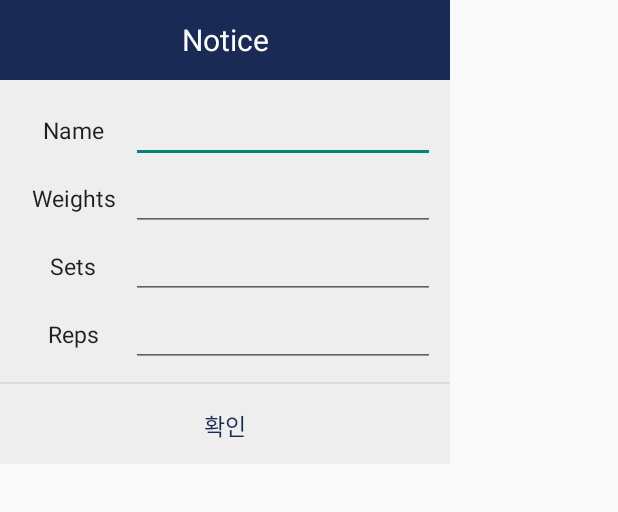
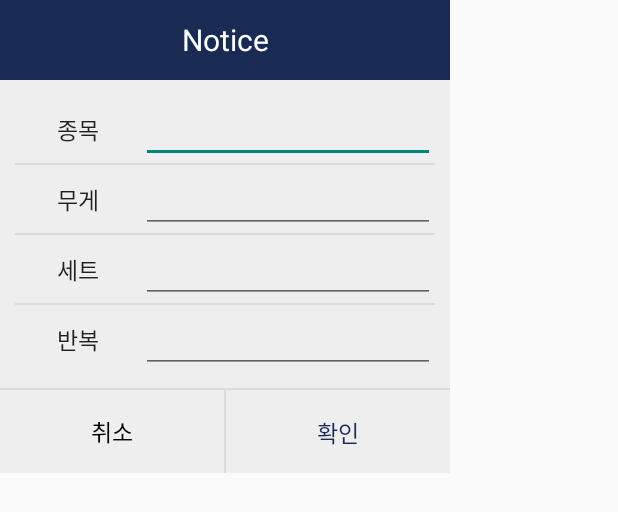
Before and after one commit to StefanoKoo/MyFitnessAssistant, an Android app: the layout activity_pop_up.xml on its own in the app's theme, with its tools: preview values and no code run, on a phone screen of 412 x 824 dp. Shown: the top 512 px of the screen. Run offline under Robolectric (Android 15) with nearby library versions, the phone set to English and light mode, and no system bars.

```diff
--- a/app/src/main/res/layout/activity_pop_up.xml
+++ b/app/src/main/res/layout/activity_pop_up.xml
@@ -27,6 +27,7 @@
         android:orientation="vertical"
         android:layout_width="match_parent"
         android:layout_height="wrap_content">
+
         <LinearLayout
             android:layout_width="match_parent"
             android:layout_height="wrap_content"
@@ -34,20 +35,22 @@
             android:weightSum="100">
             <TextView
                 android:id="@+id/text_view_name"
-                android:text="Name"
-                android:textSize="15dp"
-                android:textColor="#000"
-                android:alpha="0.87"
-                android:gravity="center"
-                android:layout_marginBottom="3dp"
+                android:text="@string/name_workout"
+                android:layout_height="wrap_content"
+                style="@style/TEXTVIEW_STYLE"/>
+            <EditText
+                android:id="@+id/string_name_workout"
                 android:layout_width="0dp"
                 android:layout_height="wrap_content"
-                android:layout_weight="30"/>
-            <EditText
-                android:layout_width="wrap_content"
-                android:layout_height="wrap_content"
-                android:layout_weight="70"/>
+                style="@style/EDITTEXT_STYLE"/>
         </LinearLayout>
+
+
+        <View
+            android:background="#66bdbdbd"
+            android:layout_width="match_parent"
+            android:layout_height="1dp" />
+
         <LinearLayout
             android:layout_width="match_parent"
             android:layout_height="wrap_content"
@@ -55,20 +58,22 @@
             android:weightSum="100">
             <TextView
                 android:id="@+id/text_view_weights"
-                android:text="Weights"
-                android:textSize="15dp"
-                android:textColor="#000"
-                android:alpha="0.87"
-                android:gravity="center"
-                android:layout_marginBottom="3dp"
+                android:text="@string/weight_workout"
+                android:layout_height="wrap_content"
+                style="@style/TEXTVIEW_STYLE"/>
+            <EditText
+                android:id="@+id/double_weight_workout"
                 android:layout_width="0dp"
                 android:layout_height="wrap_content"
-                android:layout_weight="30"/>
-            <EditText
-                android:layout_width="wrap_content"
-                android:layout_height="wrap_content"
-                android:layout_weight="70"/>
+                android:inputType="numberDecimal"
+                style="@style/EDITTEXT_STYLE"/>
         </LinearLayout>
+
+        <View
+            android:background="#66bdbdbd"
+            android:layout_width="match_parent"
+            android:layout_height="1dp" />
+
         <LinearLayout
             android:layout_width="match_parent"
             android:layout_height="wrap_content"
@@ -76,20 +81,22 @@
             android:weightSum="100">
             <TextView
                 android:id="@+id/text_view_sets"
-                android:text="Sets"
-                android:textSize="15dp"
-                android:textColor="#000"
-                android:alpha="0.87"
-                android:gravity="center"
-                android:layout_marginBottom="3dp"
+                android:text="@string/sets_workout"
+                android:layout_height="wrap_content"
+                style="@style/TEXTVIEW_STYLE"/>
+            <EditText
+                android:id="@+id/integer_sets_workout"
                 android:layout_width="0dp"
                 android:layout_height="wrap_content"
-                android:layout_weight="30"/>
-            <EditText
-                android:layout_width="wrap_content"
-                android:layout_height="wrap_content"
-                android:layout_weight="70"/>
+                android:inputType="numberDecimal"
+                style="@style/EDITTEXT_STYLE"/>
         </LinearLayout>
+
+        <View
+            android:background="#66bdbdbd"
+            android:layout_width="match_parent"
+            android:layout_height="1dp" />
+
         <LinearLayout
             android:layout_width="match_parent"
             android:layout_height="wrap_content"
@@ -97,19 +104,15 @@
             android:weightSum="100">
             <TextView
                 android:id="@+id/text_view_reps"
-                android:text="Reps"
-                android:textSize="15dp"
-                android:textColor="#000"
-                android:alpha="0.87"
-                android:gravity="center"
-                android:layout_marginBottom="3dp"
+                android:text="@string/reps_workout"
+                android:layout_height="wrap_content"
+                style="@style/TEXTVIEW_STYLE"/>
+            <EditText
+                android:id="@+id/integer_reps_workout"
                 android:layout_width="0dp"
                 android:layout_height="wrap_content"
-                android:layout_weight="30"/>
-            <EditText
-                android:layout_width="wrap_content"
-                android:layout_height="wrap_content"
-                android:layout_weight="70"/>
+                android:inputType="numberDecimal"
+                style="@style/EDITTEXT_STYLE"/>
         </LinearLayout>
 
     </LinearLayout>
@@ -120,22 +123,39 @@
         android:layout_width="match_parent"
         android:layout_height="1dp" />
 
-    <!-- 닫기 버튼 -->
+    <!-- 확인, 취소 버튼 -->
     <LinearLayout
         android:orientation="horizontal"
         android:gravity="center"
         android:layout_width="match_parent"
-        android:layout_height="wrap_content">
+        android:layout_height="wrap_content"
+        android:weightSum="100">
+        <Button
+            android:id="@+id/button_cancel"
+            android:text="@string/cancel"
+            android:textSize="15sp"
+            android:textColor="@color/black"
+            android:padding="16sp"
+            android:gravity="center"
+            android:layout_width="0sp"
+            android:layout_height="wrap_content"
+            android:layout_weight="50"
+            android:background="#00000000"/>
+        <View
+            android:background="#66bdbdbd"
+            android:layout_width="1dp"
+            android:layout_height="match_parent" />
         <Button
             android:id="@+id/button_confirm"
-            android:text="확인"
+            android:text="@string/confirm"
             android:textSize="15sp"
             android:textColor="@color/maColor"
-            android:padding="16dp"
+            android:padding="16sp"
             android:gravity="center"
             android:background="#00000000"
-            android:layout_width="match_parent"
-            android:layout_height="53dp"/>
+            android:layout_weight="50"
+            android:layout_width="0sp"
+            android:layout_height="53sp"/>
     </LinearLayout>
-    <!--// 닫기 버튼 -->
+    <!--// 확인, 취소 버튼 -->
 </LinearLayout>
--- a/app/src/main/res/values/strings.xml
+++ b/app/src/main/res/values/strings.xml
@@ -1,3 +1,9 @@
 <resources>
     <string name="app_name">MyFitnessAssistant</string>
+    <string name="cancel">취소</string>
+    <string name="confirm">확인</string>
+    <string name="name_workout">종목</string>
+    <string name="weight_workout">무게</string>
+    <string name="sets_workout">세트</string>
+    <string name="reps_workout">반복</string>
 </resources>
--- /dev/null
+++ b/app/src/main/res/values/styles_workout_edittext.xml
@@ -0,0 +1,6 @@
+<?xml version="1.0" encoding="utf-8"?>
+<resources>
+    <style name="EDITTEXT_STYLE">
+        <item name="android:layout_weight">70</item>
+    </style>
+</resources>
--- /dev/null
+++ b/app/src/main/res/values/styles_workout_textview.xml
@@ -0,0 +1,12 @@
+<?xml version="1.0" encoding="utf-8"?>
+<resources>
+    <style name="TEXTVIEW_STYLE">
+        <item name="android:layout_width">0dp</item>
+        <item name="android:textSize">15dp</item>
+        <item name="android:textColor">#000</item>
+        <item name="android:alpha">0.87</item>
+        <item name="android:gravity">center</item>
+        <item name="android:layout_weight">30</item>
+        <item name="android:layout_marginBottom">3dp</item>
+    </style>
+</resources>
```
Also changed, not shown: app/src/main/java/com/example/myfitnessassistant/MakeRoutineActivity.java (+21 -3 lines), app/src/main/java/com/example/myfitnessassistant/PopUpActivity.java (+34 -4 lines), app/src/main/java/data/Workout.java (+16 -0 lines).
